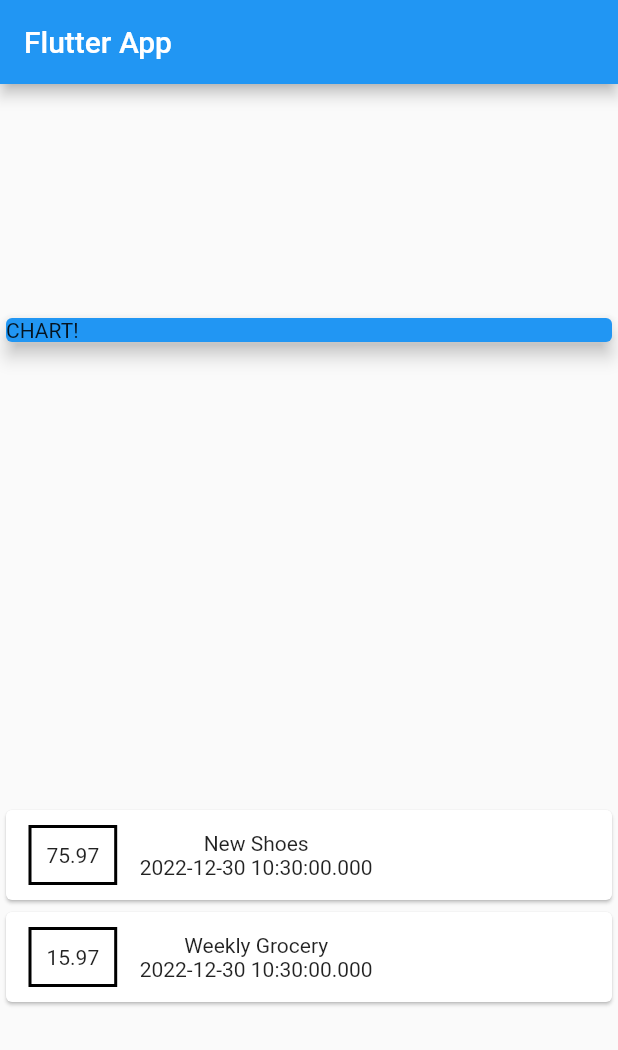
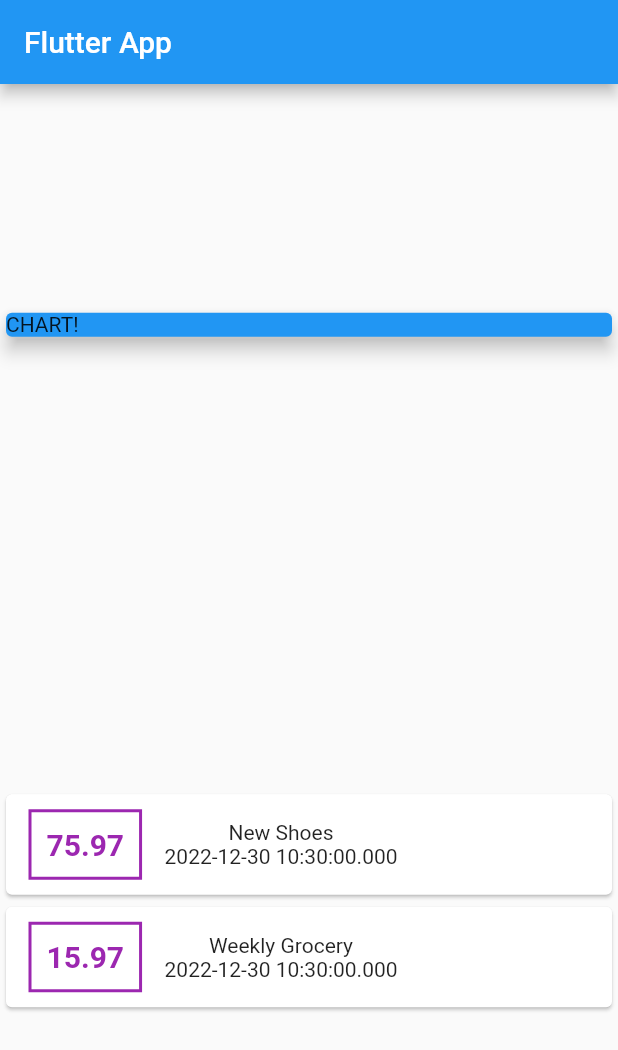
Before and after one commit to haile-12-21-23/expense_planner, a Flutter app: the screen it shows after launch, on a phone screen of 412 x 824 dp. Shown: the top 1050 px of the screen. Run offline on Flutter 3.47's test engine with Material 2 defaults, Android fonts, the phone set to English and light mode, and no system bars.

Commit message:
styling amount text

```diff
--- a/lib/main.dart
+++ b/lib/main.dart
@@ -73,9 +73,13 @@ class _MyHomePageState extends State<MyHomePage> {
                     margin: const EdgeInsets.symmetric(
                         vertical: 10, horizontal: 15),
                     decoration: BoxDecoration(
-                        border: Border.all(color: Colors.black, width: 2)),
+                        border: Border.all(color: Colors.purple, width: 2)),
                     child: Text(
                       tx.amount.toString(),
+                      style: const TextStyle(
+                          fontWeight: FontWeight.bold,
+                          fontSize: 20,
+                          color: Colors.purple),
                     ),
                   ),
                   Column(
```
